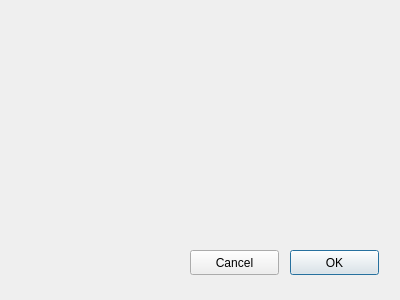
This is values.ui in Slagee/ICP as Qt 5 draws it before an edit. The edited form follows.
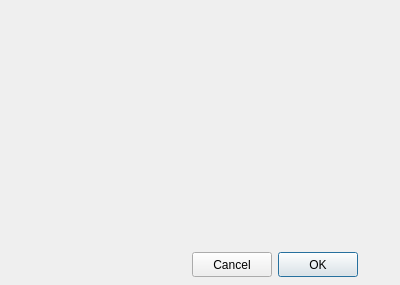
This is the edited form.

Commit message: Upgraded values

Diff of the .ui file:
```diff
--- a/values.ui
+++ b/values.ui
@@ -7,7 +7,7 @@
     <x>0</x>
     <y>0</y>
     <width>400</width>
-    <height>300</height>
+    <height>285</height>
    </rect>
   </property>
   <property name="windowTitle">
@@ -16,12 +16,18 @@
   <widget class="QPushButton" name="pushButton">
    <property name="geometry">
     <rect>
-     <x>290</x>
-     <y>250</y>
-     <width>89</width>
+     <x>278</x>
+     <y>252</y>
+     <width>80</width>
      <height>25</height>
     </rect>
    </property>
+   <property name="sizePolicy">
+    <sizepolicy hsizetype="Fixed" vsizetype="Fixed">
+     <horstretch>0</horstretch>
+     <verstretch>0</verstretch>
+    </sizepolicy>
+   </property>
    <property name="text">
     <string>OK</string>
    </property>
@@ -29,12 +35,18 @@
   <widget class="QPushButton" name="pushButton_2">
    <property name="geometry">
     <rect>
-     <x>190</x>
-     <y>250</y>
-     <width>89</width>
+     <x>192</x>
+     <y>252</y>
+     <width>80</width>
      <height>25</height>
     </rect>
    </property>
+   <property name="sizePolicy">
+    <sizepolicy hsizetype="Fixed" vsizetype="Fixed">
+     <horstretch>0</horstretch>
+     <verstretch>0</verstretch>
+    </sizepolicy>
+   </property>
    <property name="text">
     <string>Cancel</string>
    </property>
```
The commit also changes 4 other files.
